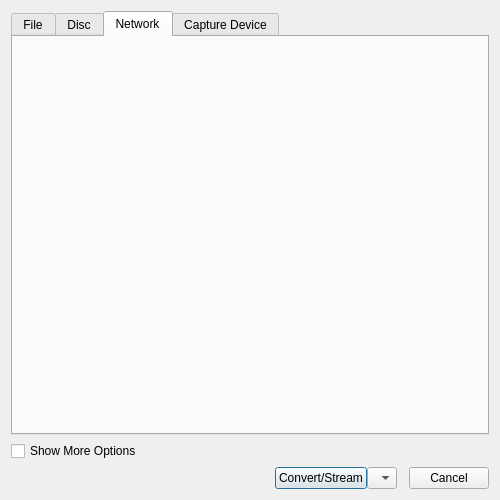
The window that src/forms/convertmediadialog.ui (Hale-Software/Vura) describes before a commit, drawn with Qt 5.
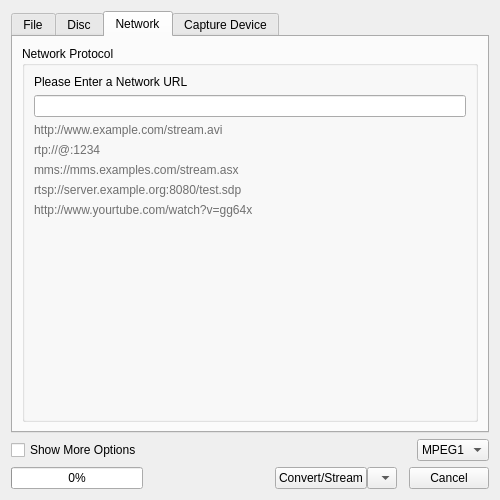
The same window after the commit. The open tabs and pages were chosen to show the change.

Patch:
```diff
--- a/src/forms/convertmediadialog.ui
+++ b/src/forms/convertmediadialog.ui
@@ -26,6 +26,64 @@
       <attribute name="title">
        <string>File</string>
       </attribute>
+      <layout class="QVBoxLayout" name="verticalLayout_4">
+       <item>
+        <widget class="QGroupBox" name="groupBox_2">
+         <property name="title">
+          <string>File Selection</string>
+         </property>
+         <layout class="QVBoxLayout" name="verticalLayout_5">
+          <item>
+           <layout class="QHBoxLayout" name="horizontalLayout_3">
+            <item>
+             <widget class="QLabel" name="label_7">
+              <property name="text">
+               <string>File Selection:</string>
+              </property>
+             </widget>
+            </item>
+            <item>
+             <widget class="QLineEdit" name="fileToConvert"/>
+            </item>
+            <item>
+             <widget class="QPushButton" name="fileBrowseButton">
+              <property name="text">
+               <string>Browse</string>
+              </property>
+             </widget>
+            </item>
+           </layout>
+          </item>
+          <item>
+           <spacer name="verticalSpacer_2">
+            <property name="orientation">
+             <enum>Qt::Orientation::Vertical</enum>
+            </property>
+            <property name="sizeHint" stdset="0">
+             <size>
+              <width>20</width>
+              <height>40</height>
+             </size>
+            </property>
+           </spacer>
+          </item>
+         </layout>
+        </widget>
+       </item>
+       <item>
+        <spacer name="verticalSpacer_3">
+         <property name="orientation">
+          <enum>Qt::Orientation::Vertical</enum>
+         </property>
+         <property name="sizeHint" stdset="0">
+          <size>
+           <width>20</width>
+           <height>40</height>
+          </size>
+         </property>
+        </spacer>
+       </item>
+      </layout>
      </widget>
      <widget class="QWidget" name="disc">
       <attribute name="title">
@@ -36,6 +94,90 @@
       <attribute name="title">
        <string>Network</string>
       </attribute>
+      <layout class="QVBoxLayout" name="verticalLayout_2">
+       <item>
+        <widget class="QGroupBox" name="groupBox">
+         <property name="title">
+          <string>Network Protocol</string>
+         </property>
+         <layout class="QVBoxLayout" name="verticalLayout_3">
+          <item>
+           <widget class="QLabel" name="label">
+            <property name="text">
+             <string>Please Enter a Network URL</string>
+            </property>
+           </widget>
+          </item>
+          <item>
+           <widget class="QLineEdit" name="networkURL"/>
+          </item>
+          <item>
+           <widget class="QLabel" name="label_2">
+            <property name="styleSheet">
+             <string notr="true">color: rgb(111, 111, 111);</string>
+            </property>
+            <property name="text">
+             <string>http://www.example.com/stream.avi</string>
+            </property>
+           </widget>
+          </item>
+          <item>
+           <widget class="QLabel" name="label_3">
+            <property name="styleSheet">
+             <string notr="true">color: rgb(111, 111, 111);</string>
+            </property>
+            <property name="text">
+             <string>rtp://@:1234</string>
+            </property>
+           </widget>
+          </item>
+          <item>
+           <widget class="QLabel" name="label_4">
+            <property name="styleSheet">
+             <string notr="true">color: rgb(111, 111, 111);</string>
+            </property>
+            <property name="text">
+             <string>mms://mms.examples.com/stream.asx</string>
+            </property>
+           </widget>
+          </item>
+          <item>
+           <widget class="QLabel" name="label_5">
+            <property name="styleSheet">
+             <string notr="true">color: rgb(111, 111, 111);</string>
+            </property>
+            <property name="text">
+             <string>rtsp://server.example.org:8080/test.sdp</string>
+            </property>
+           </widget>
+          </item>
+          <item>
+           <widget class="QLabel" name="label_6">
+            <property name="styleSheet">
+             <string notr="true">color: rgb(111, 111, 111);</string>
+            </property>
+            <property name="text">
+             <string>http://www.yourtube.com/watch?v=gg64x</string>
+            </property>
+           </widget>
+          </item>
+          <item>
+           <spacer name="verticalSpacer">
+            <property name="orientation">
+             <enum>Qt::Orientation::Vertical</enum>
+            </property>
+            <property name="sizeHint" stdset="0">
+             <size>
+              <width>20</width>
+              <height>40</height>
+             </size>
+            </property>
+           </spacer>
+          </item>
+         </layout>
+        </widget>
+       </item>
+      </layout>
      </widget>
      <widget class="QWidget" name="captureDevice">
       <attribute name="title">
@@ -66,6 +208,55 @@
        </property>
       </spacer>
      </item>
+     <item>
+      <widget class="QComboBox" name="comboBox_2">
+       <item>
+        <property name="text">
+         <string>MPEG1</string>
+        </property>
+       </item>
+       <item>
+        <property name="text">
+         <string>MPEG2</string>
+        </property>
+       </item>
+       <item>
+        <property name="text">
+         <string>MPEG4</string>
+        </property>
+       </item>
+       <item>
+        <property name="text">
+         <string>WMV1</string>
+        </property>
+       </item>
+       <item>
+        <property name="text">
+         <string>WMV2</string>
+        </property>
+       </item>
+       <item>
+        <property name="text">
+         <string>H264</string>
+        </property>
+       </item>
+       <item>
+        <property name="text">
+         <string>ASV1</string>
+        </property>
+       </item>
+       <item>
+        <property name="text">
+         <string>ASV2</string>
+        </property>
+       </item>
+       <item>
+        <property name="text">
+         <string>AVS</string>
+        </property>
+       </item>
+      </widget>
+     </item>
     </layout>
    </item>
    <item>
@@ -73,6 +264,13 @@
      <property name="spacing">
       <number>0</number>
      </property>
+     <item>
+      <widget class="QProgressBar" name="progressBar">
+       <property name="value">
+        <number>0</number>
+       </property>
+      </widget>
+     </item>
      <item>
       <spacer name="horizontalSpacer_3">
        <property name="orientation">
```
